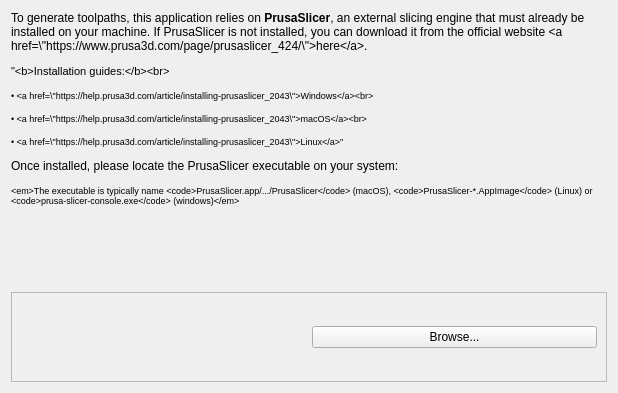
This is gui/widgets/setupWizard/pages/prusaslicerpage/prusaslicerpage.ui in gbeck139/octopus as Qt 5 draws it before an edit. The edited form follows.
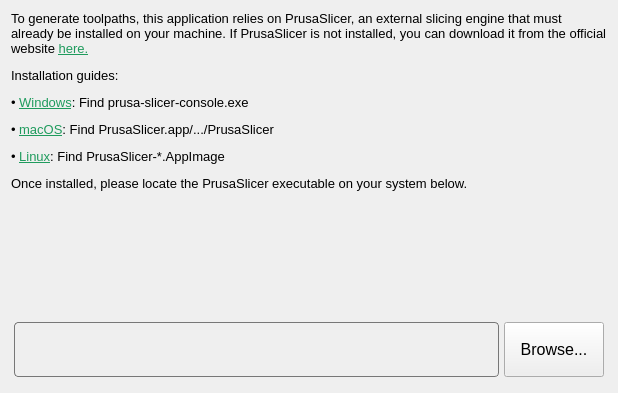
This is the edited form.

Commit message: [GUI] Fixing sizes for better visibility

Patch:
```diff
--- a/gui/widgets/setupWizard/pages/prusaslicerpage/prusaslicerpage.ui
+++ b/gui/widgets/setupWizard/pages/prusaslicerpage/prusaslicerpage.ui
@@ -17,7 +17,7 @@
    <item>
     <widget class="QLabel" name="label">
      <property name="text">
-      <string>&lt;html&gt;&lt;head/&gt;&lt;body&gt;&lt;p&gt;To generate toolpaths, this application relies on &lt;span style=&quot; font-weight:700;&quot;&gt;PrusaSlicer&lt;/span&gt;, an external slicing engine that must already be installed on your machine. If PrusaSlicer is not installed, you can download it from the official website &amp;lt;a href=\&amp;quot;https://www.prusa3d.com/page/prusaslicer_424/\&amp;quot;&amp;gt;here&amp;lt;/a&amp;gt;.&lt;/p&gt;&lt;p&gt;&lt;span style=&quot; font-size:8pt;&quot;&gt;&amp;quot;&amp;lt;b&amp;gt;Installation guides:&amp;lt;/b&amp;gt;&amp;lt;br&amp;gt;&lt;/span&gt;&lt;/p&gt;&lt;p&gt;&lt;span style=&quot; font-size:7pt;&quot;&gt;• &amp;lt;a href=\&amp;quot;https://help.prusa3d.com/article/installing-prusaslicer_2043\&amp;quot;&amp;gt;Windows&amp;lt;/a&amp;gt;&amp;lt;br&amp;gt;&lt;/span&gt;&lt;/p&gt;&lt;p&gt;&lt;span style=&quot; font-size:7pt;&quot;&gt;• &amp;lt;a href=\&amp;quot;https://help.prusa3d.com/article/installing-prusaslicer_2043\&amp;quot;&amp;gt;macOS&amp;lt;/a&amp;gt;&amp;lt;br&amp;gt;&lt;/span&gt;&lt;/p&gt;&lt;p&gt;&lt;span style=&quot; font-size:7pt;&quot;&gt;• &amp;lt;a href=\&amp;quot;https://help.prusa3d.com/article/installing-prusaslicer_2043\&amp;quot;&amp;gt;Linux&amp;lt;/a&amp;gt;&amp;quot;&lt;/span&gt;&lt;/p&gt;&lt;p&gt;Once installed, please locate the PrusaSlicer executable on your system:&lt;/p&gt;&lt;p&gt;&lt;span style=&quot; font-size:7pt;&quot;&gt;&amp;lt;em&amp;gt;The executable is typically name &amp;lt;code&amp;gt;PrusaSlicer.app/.../PrusaSlicer&amp;lt;/code&amp;gt; (macOS), &amp;lt;code&amp;gt;PrusaSlicer-*.AppImage&amp;lt;/code&amp;gt; (Linux) or &amp;lt;code&amp;gt;prusa-slicer-console.exe&amp;lt;/code&amp;gt; (windows)&amp;lt;/em&amp;gt;&lt;/span&gt;&lt;/p&gt;&lt;p&gt;&lt;br/&gt;&lt;/p&gt;&lt;p&gt;&lt;br/&gt;&lt;/p&gt;&lt;/body&gt;&lt;/html&gt;</string>
+      <string>&lt;html&gt;&lt;head/&gt;&lt;body&gt;&lt;p&gt;&lt;span style=&quot; font-size:10pt;&quot;&gt;To generate toolpaths, this application relies on PrusaSlicer, an external slicing engine that must already be installed on your machine. If PrusaSlicer is not installed, you can download it from the official website &lt;/span&gt;&lt;a href=&quot;https://www.prusa3d.com/page/prusaslicer_424/&quot;&gt;&lt;span style=&quot; font-size:10pt; text-decoration: underline; color:#1f9b5d;&quot;&gt;here&lt;/span&gt;&lt;/a&gt;&lt;a href=&quot;https://www.prusa3d.com/page/prusaslicer_424&quot;&gt;&lt;span style=&quot; font-size:10pt; text-decoration: underline; color:#1f9b5d;&quot;&gt;.&lt;/span&gt;&lt;/a&gt;&lt;/p&gt;&lt;p&gt;&lt;span style=&quot; font-size:10pt;&quot;&gt;Installation guides:&lt;/span&gt;&lt;/p&gt;&lt;p&gt;&lt;span style=&quot; font-size:10pt;&quot;&gt;• &lt;/span&gt;&lt;a href=&quot;https://www.youtube.com/watch?v=-kt9pug-wfU&quot;&gt;&lt;span style=&quot; font-size:10pt; text-decoration: underline; color:#1f9b5d;&quot;&gt;Windows&lt;/span&gt;&lt;/a&gt;&lt;span style=&quot; font-size:10pt;&quot;&gt;: Find prusa-slicer-console.exe&lt;/span&gt;&lt;/p&gt;&lt;p&gt;&lt;span style=&quot; font-size:10pt;&quot;&gt;• &lt;/span&gt;&lt;a href=&quot;https://www.youtube.com/watch?v=q4oBUIuPwtk&quot;&gt;&lt;span style=&quot; font-size:10pt; text-decoration: underline; color:#1f9b5d;&quot;&gt;macOS&lt;/span&gt;&lt;/a&gt;&lt;span style=&quot; font-size:10pt;&quot;&gt;: Find PrusaSlicer.app/.../PrusaSlicer&lt;/span&gt;&lt;/p&gt;&lt;p&gt;&lt;span style=&quot; font-size:10pt;&quot;&gt;• &lt;/span&gt;&lt;a href=&quot;https://help.prusa3d.com/article/install-prusaslicer_1903?_gl=1*7fgo5w*_gcl_au*MTIyNTYxMDk2LjE3Njg4NjE3MDQ.*_ga*MjQ3MDQ5NjUuMTc2ODg2MTcwNA..*_ga_3HK7B7RT5V*czE3NzAzNDc4MjEkbzMkZzEkdDE3NzAzNDgyNDgkajYwJGwwJGgw&quot;&gt;&lt;span style=&quot; font-size:10pt; text-decoration: underline; color:#1f9b5d;&quot;&gt;Linux&lt;/span&gt;&lt;/a&gt;&lt;span style=&quot; font-size:10pt;&quot;&gt;: Find PrusaSlicer-*.AppImage&lt;/span&gt;&lt;/p&gt;&lt;p&gt;&lt;span style=&quot; font-size:10pt;&quot;&gt;Once installed, please locate the PrusaSlicer executable on your system below.&lt;/span&gt;&lt;/p&gt;&lt;p&gt;&lt;br/&gt;&lt;/p&gt;&lt;p&gt;&lt;br/&gt;&lt;/p&gt;&lt;p&gt;&lt;br/&gt;&lt;/p&gt;&lt;/body&gt;&lt;/html&gt;</string>
      </property>
      <property name="wordWrap">
       <bool>true</bool>
@@ -26,25 +26,102 @@
    </item>
    <item>
     <widget class="QFrame" name="frame">
+     <property name="font">
+      <font>
+       <pointsize>10</pointsize>
+      </font>
+     </property>
      <property name="frameShape">
-      <enum>QFrame::Shape::StyledPanel</enum>
+      <enum>QFrame::Shape::NoFrame</enum>
      </property>
      <property name="frameShadow">
-      <enum>QFrame::Shadow::Raised</enum>
+      <enum>QFrame::Shadow::Plain</enum>
      </property>
-     <layout class="QHBoxLayout" name="horizontalLayout">
+     <layout class="QHBoxLayout" name="horizontalLayout" stretch="0,0">
+      <property name="spacing">
+       <number>5</number>
+      </property>
+      <property name="leftMargin">
+       <number>3</number>
+      </property>
+      <property name="topMargin">
+       <number>5</number>
+      </property>
+      <property name="rightMargin">
+       <number>3</number>
+      </property>
+      <property name="bottomMargin">
+       <number>5</number>
+      </property>
       <item>
-       <widget class="QLabel" name="pathLabel">
+       <widget class="QLineEdit" name="pathLineEdit">
+        <property name="sizePolicy">
+         <sizepolicy hsizetype="Expanding" vsizetype="Minimum">
+          <horstretch>0</horstretch>
+          <verstretch>0</verstretch>
+         </sizepolicy>
+        </property>
+        <property name="font">
+         <font>
+          <pointsize>10</pointsize>
+          <kerning>true</kerning>
+         </font>
+        </property>
+        <property name="styleSheet">
+         <string notr="true">QLineEdit {
+        background-color: transparent;
+        border: 1px solid #777;
+        border-radius: 4px;
+        padding: 4px 6px;
+    }
+
+ QLineEdit:read-only {
+        background-color: transparent;
+        color: palette(text);
+ }</string>
+        </property>
         <property name="text">
          <string/>
         </property>
+        <property name="frame">
+         <bool>false</bool>
+        </property>
+        <property name="readOnly">
+         <bool>true</bool>
+        </property>
        </widget>
       </item>
       <item>
        <widget class="QPushButton" name="browseButton">
+        <property name="sizePolicy">
+         <sizepolicy hsizetype="Minimum" vsizetype="Minimum">
+          <horstretch>0</horstretch>
+          <verstretch>0</verstretch>
+         </sizepolicy>
+        </property>
+        <property name="minimumSize">
+         <size>
+          <width>100</width>
+          <height>0</height>
+         </size>
+        </property>
+        <property name="font">
+         <font>
+          <pointsize>12</pointsize>
+         </font>
+        </property>
         <property name="text">
          <string>Browse...</string>
         </property>
+        <property name="autoDefault">
+         <bool>false</bool>
+        </property>
+        <property name="default">
+         <bool>false</bool>
+        </property>
+        <property name="flat">
+         <bool>false</bool>
+        </property>
        </widget>
       </item>
      </layout>
```
The commit also changes 6 other files.
